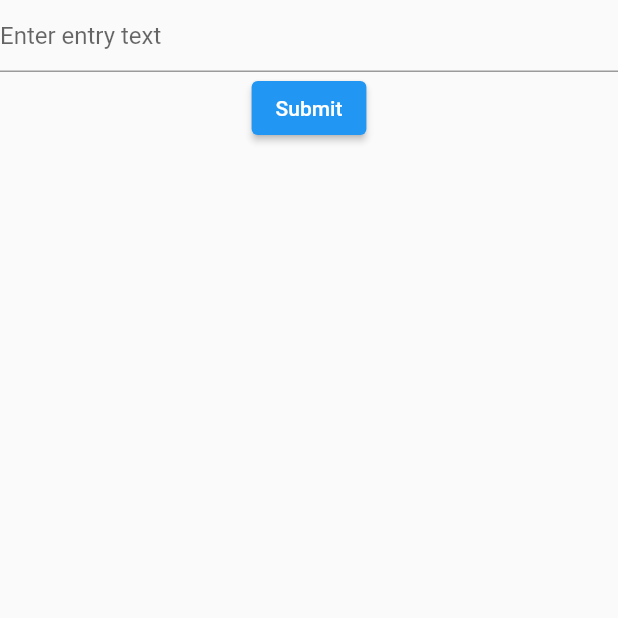
After one commit to Naman-Priyadarshi/ForMente, a Flutter app: the AddDiaryEntry screen opened directly, on a phone screen of 412 x 824 dp, the top half of it. The commit adds this screen. Run offline on Flutter 3.47's test engine with Material 2 defaults, Android fonts, the phone set to English and light mode, and no system bars; our stand-ins replace cloud_firestore, firebase_auth, firebase_core; accounts and stored records are empty; statements that could not run were skipped.

Commit message:
Add Diary entries in Firestore

```diff
--- /dev/null
+++ b/formente/lib/Screens/Home/addDiaryEntry.dart
@@ -0,0 +1,52 @@
+import 'package:flutter/material.dart';
+import 'package:formente/Models/diaryEntry.dart';
+import 'package:formente/Providers/user.dart';
+import 'package:formente/Services/user.dart';
+import 'package:provider/provider.dart';
+
+class AddDiaryEntry extends StatefulWidget {
+  const AddDiaryEntry({Key? key}) : super(key: key);
+
+  @override
+  State<AddDiaryEntry> createState() => _AddDiaryEntryState();
+}
+
+class _AddDiaryEntryState extends State<AddDiaryEntry> {
+  DiaryEntryModel? entry;
+  final _formkey = GlobalKey<FormState>();
+  String _entryText = "";
+  DateTime _dateTime = DateTime.now();
+  UserServices _userServices = UserServices();
+  @override
+  Widget build(BuildContext context) {
+    final userProvider = Provider.of<UserProvider>(context);
+    return Scaffold(
+      body: Form(
+        child: Column(
+          children: [
+            TextFormField(
+              decoration: InputDecoration(
+                hintText: "Enter entry text"
+              ),
+              onChanged: (val){
+                setState((){
+                  _entryText = val;
+                });
+              },
+            ),
+            ElevatedButton(
+                onPressed: ()async{
+                  DiaryEntryModel entry = DiaryEntryModel(_entryText, _dateTime);
+                  await userProvider.addToEntries(diaryEntry: entry);
+                  print("Added to entries!");
+                  Navigator.pop(context);
+                },
+                child: Text("Submit"),
+            )
+          ],
+        ),
+
+      ),
+    );
+  }
+}
--- a/formente/lib/Screens/Home/home.dart
+++ b/formente/lib/Screens/Home/home.dart
@@ -1,4 +1,5 @@
 import 'package:flutter/material.dart';
+import 'package:formente/Screens/Home/addDiaryEntry.dart';
 
 class Home extends StatefulWidget {
   const Home({Key? key}) : super(key: key);
@@ -12,7 +13,9 @@ class _HomeState extends State<Home> {
   Widget build(BuildContext context) {
     return Scaffold(
       floatingActionButton: FloatingActionButton(
-        onPressed: (){},
+        onPressed: (){
+          Navigator.push(context, MaterialPageRoute(builder: (context)=>AddDiaryEntry()));
+        },
       ),
     );
   }
```
